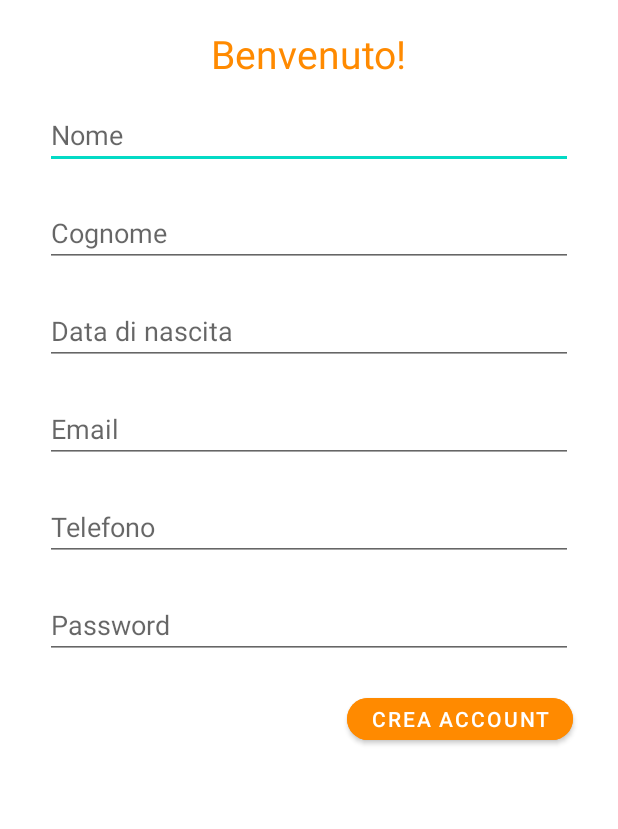
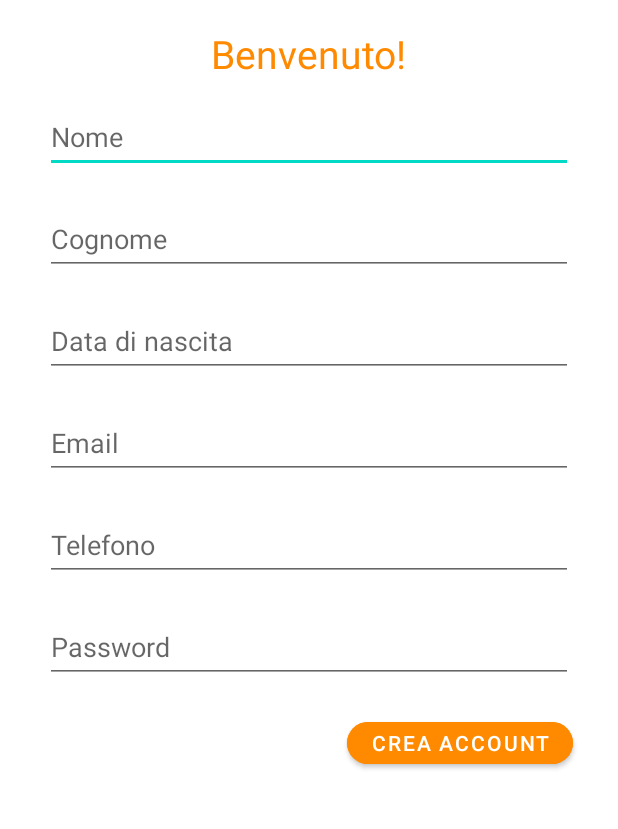
Before and after one commit to filippoarmani/ricettiamo, an Android app: the layout registration_page.xml on its own in the app's theme, with its tools: preview values and no code run, on a phone screen of 412 x 824 dp, the part 335-1164 px from its top. Run offline under Robolectric (Android 15) with nearby library versions, the phone set to English and light mode, and no system bars.

Commit message:
corretto dimensioni

```diff
--- a/app/src/main/res/layout/registration_page.xml
+++ b/app/src/main/res/layout/registration_page.xml
@@ -25,7 +25,7 @@
         android:layout_marginTop="18dp"
         android:text="@string/benvenuto"
         android:textColor="@color/orange"
-        android:textSize="26dp" />
+        android:textSize="26sp" />
 
     <EditText
         android:id="@+id/r_nome"
@@ -38,7 +38,8 @@
         android:layout_marginBottom="10dp"
         android:ems="10"
         android:hint="@string/nome"
-        android:inputType="textPersonName" />
+        android:inputType="textPersonName"
+        android:minHeight="48dp" />
 
     <EditText
         android:id="@+id/r_cognome"
@@ -51,7 +52,8 @@
         android:layout_marginBottom="10dp"
         android:ems="10"
         android:hint="@string/cognome"
-        android:inputType="textPersonName" />
+        android:inputType="textPersonName"
+        android:minHeight="48dp" />
 
     <EditText
         android:id="@+id/r_dataNascita"
@@ -64,7 +66,8 @@
         android:layout_marginBottom="10dp"
         android:ems="10"
         android:hint="@string/data"
-        android:inputType="date" />
+        android:inputType="date"
+        android:minHeight="48dp" />
 
     <EditText
         android:id="@+id/r_email"
@@ -77,7 +80,8 @@
         android:layout_marginBottom="10dp"
         android:ems="10"
         android:hint="@string/email"
-        android:inputType="textEmailAddress" />
+        android:inputType="textEmailAddress"
+        android:minHeight="48dp" />
 
     <EditText
         android:id="@+id/r_telefono"
@@ -85,12 +89,13 @@
         android:layout_height="wrap_content"
         android:layout_below="@id/r_email"
         android:layout_marginLeft="30dp"
+        android:layout_marginTop="10dp"
         android:layout_marginRight="30dp"
-        android:layout_marginTop="10dp"
         android:layout_marginBottom="10dp"
         android:ems="10"
         android:hint="@string/telefono"
-        android:inputType="phone" />
+        android:inputType="phone"
+        android:minHeight="48dp" />
 
     <EditText
         android:id="@+id/r_password"
@@ -98,12 +103,13 @@
         android:layout_height="wrap_content"
         android:layout_below="@id/r_telefono"
         android:layout_marginLeft="30dp"
+        android:layout_marginTop="10dp"
         android:layout_marginRight="30dp"
-        android:layout_marginTop="10dp"
         android:layout_marginBottom="10dp"
         android:ems="10"
         android:hint="@string/password"
-        android:inputType="textPassword" />
+        android:inputType="textPassword"
+        android:minHeight="48dp" />
 
     <Button
         android:id="@+id/r_creaAccount"
```
